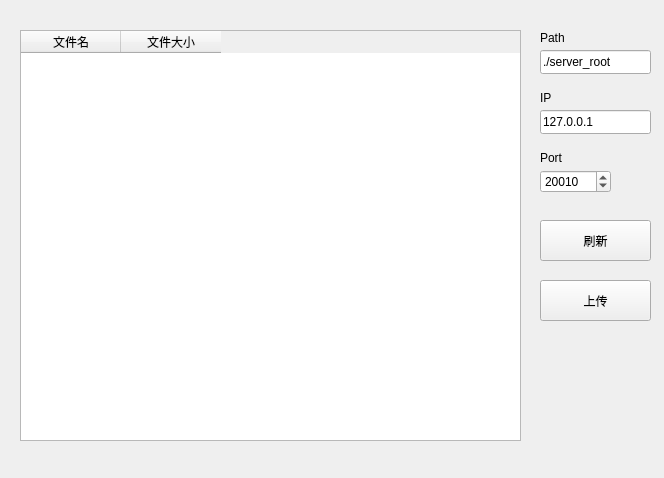
qiuliw/CloudDriver, file xdisk_gui/widget.ui: the form before one commit.
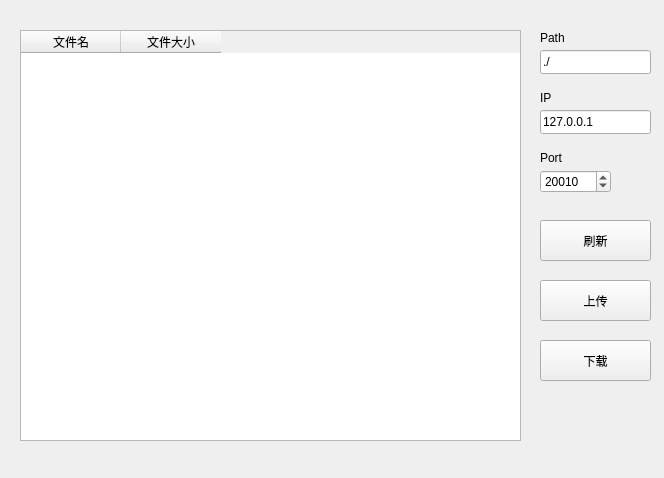
The form after the commit.

```diff
--- a/xdisk_gui/widget.ui
+++ b/xdisk_gui/widget.ui
@@ -39,6 +39,19 @@
     <string>上传</string>
    </property>
   </widget>
+    <widget class="QPushButton" name="downloadButton">
+     <property name="geometry">
+        <rect>
+         <x>540</x>
+         <y>340</y>
+         <width>111</width>
+         <height>41</height>
+        </rect>
+     </property>
+     <property name="text">
+        <string>下载</string>
+     </property>
+    </widget>
   <widget class="QTableWidget" name="fileListWidget">
    <property name="geometry">
     <rect>
@@ -124,7 +137,7 @@
     </rect>
    </property>
    <property name="text">
-    <string>./server_root</string>
+    <string>./</string>
    </property>
   </widget>
   <widget class="QLabel" name="pathLabel">
```
Left out of the diff: 17 changed lines with no effect on the pictures.
